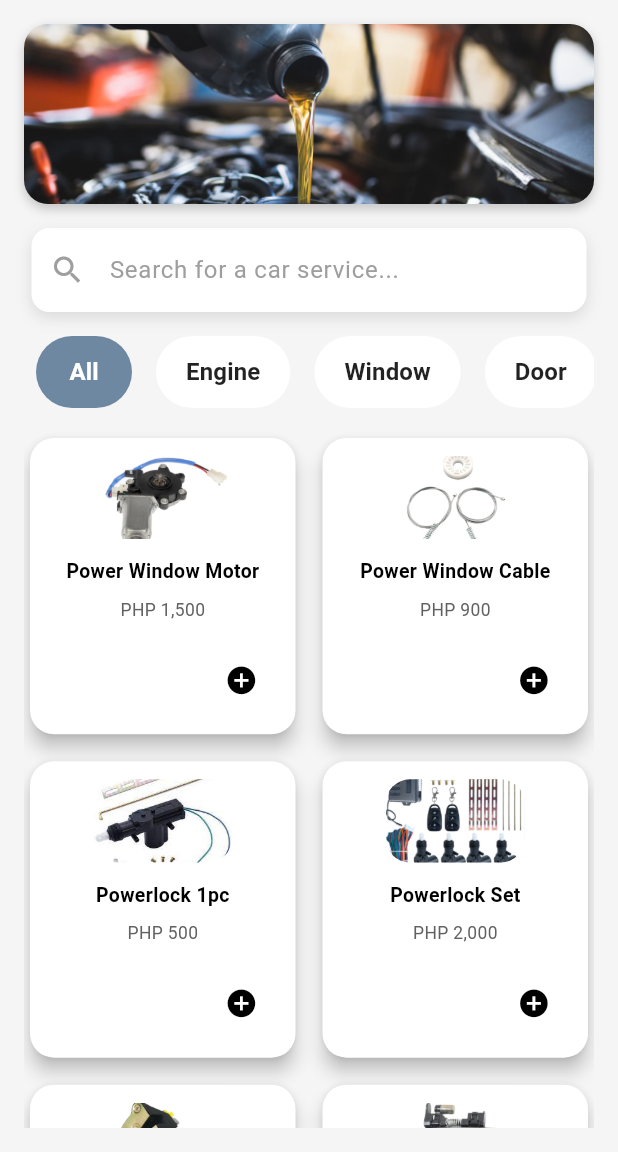
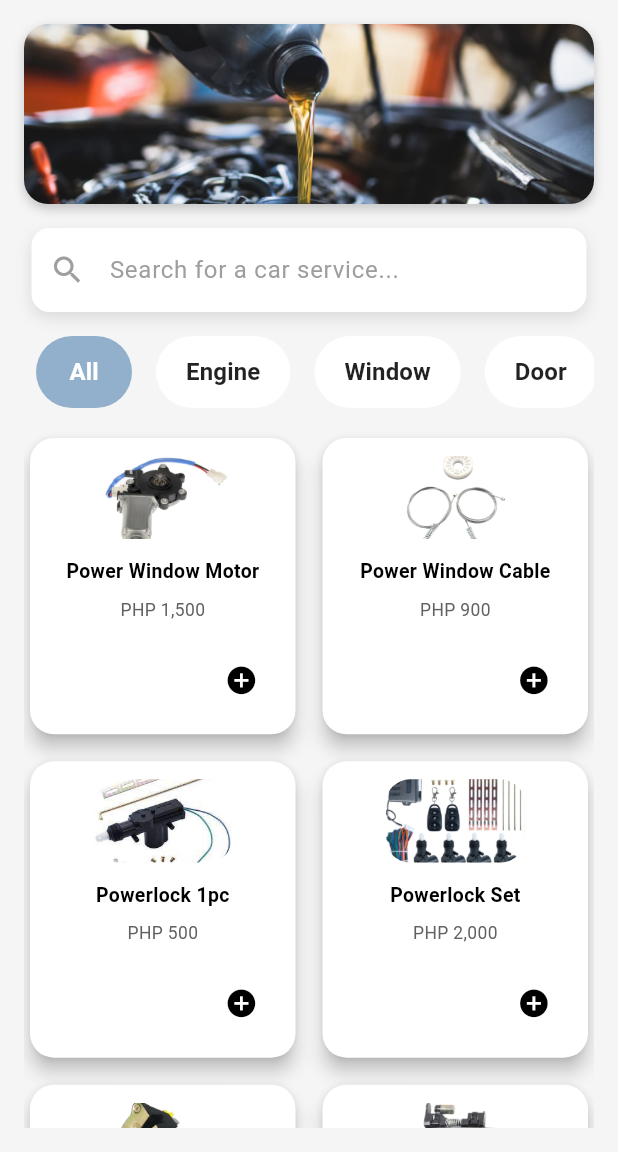
Before and after one commit to JohnLloydDev/AJ-Autofix-App, a Flutter app: the HomeScreen screen opened by its route, on a phone screen of 412 x 824 dp, the part 84-1236 px from its top. Run offline on Flutter 3.47's test engine with Material 3 defaults, Android fonts, the phone set to English and light mode, and no system bars; our stand-ins replace bloc, equatable, flutter_bloc, flutter_rating_bar, flutter_secure_storage, flutter_spinkit and 10 more; missing offline and left inert: onesignal_flutter; accounts and stored records are empty; network calls fail.

Commit message:
Update constants.dart

```diff
--- a/lib/utils/constants.dart
+++ b/lib/utils/constants.dart
@@ -9,12 +9,13 @@ const double kSpacing = 16.0;
 
 const Color kPrimaryColor = Colors.lightBlue;
 const Color kAccentColor = Colors.white;
-const Color kMainColor = Color(0xFF6E88A1);
+const Color kMainColor = Color.fromRGBO(110, 136, 161, 1);
 const Color kRedColor = Color.fromARGB(255, 255, 0, 34);
-const Color kColor = Color.fromARGB(255, 110, 136, 161);
+const Color kColor = Color.fromARGB(255, 146, 176, 204);
 const Color kGreenColor = Color.fromRGBO(76, 175, 80, 1);
 const Color kBlackColor = Color(0xFF000000);
 const Color kBlueColor = Color.fromRGBO(0, 122, 255, 1);
+const Color kdarkColor = Color.fromRGBO(0, 31, 63, 1);
 
 const BorderRadius kBorderRadius = BorderRadius.all(Radius.circular(8.0));
 
```
